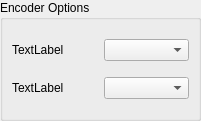
Old version of the form src/video_encoder_options.ui in the repository b1aqW0lf/Lithium.
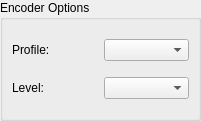
New version of the form.

Commit message: experiment/continued VideoEncoderOptions work

The edit to the form file:
```diff
--- a/src/video_encoder_options.ui
+++ b/src/video_encoder_options.ui
@@ -35,7 +35,7 @@
       <item row="0" column="0">
        <widget class="QLabel" name="videoEncoderProfileLabel">
         <property name="text">
-         <string>TextLabel</string>
+         <string>Profile:</string>
         </property>
        </widget>
       </item>
@@ -45,7 +45,7 @@
       <item row="1" column="0">
        <widget class="QLabel" name="videoEncoderLevelLabel">
         <property name="text">
-         <string>TextLabel</string>
+         <string>Level:</string>
         </property>
        </widget>
       </item>
```
